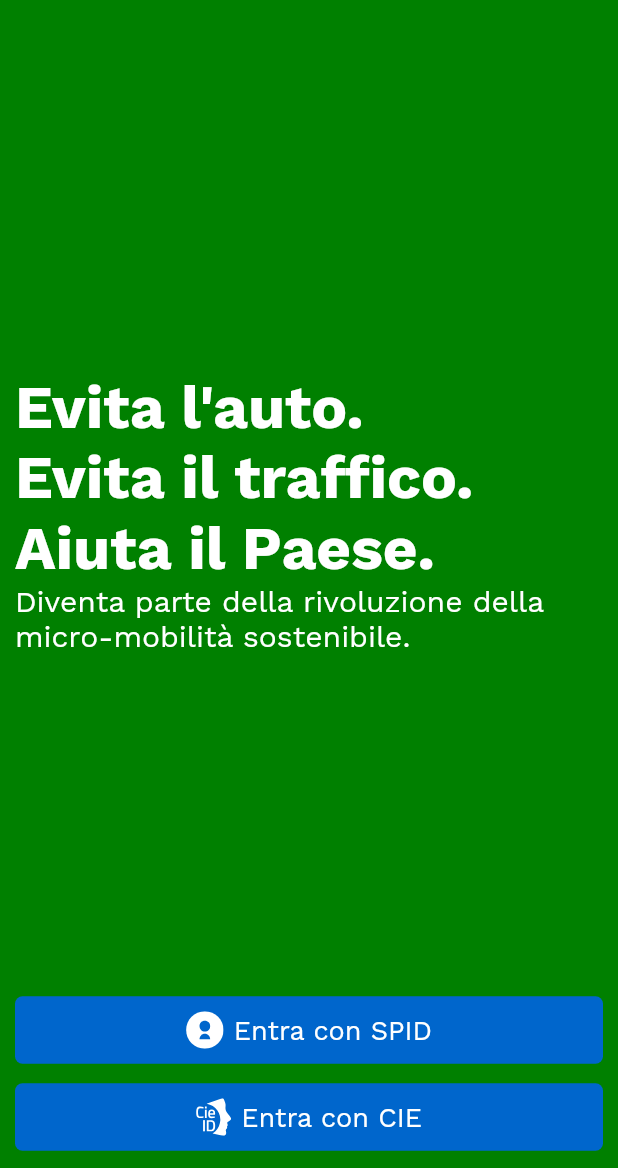
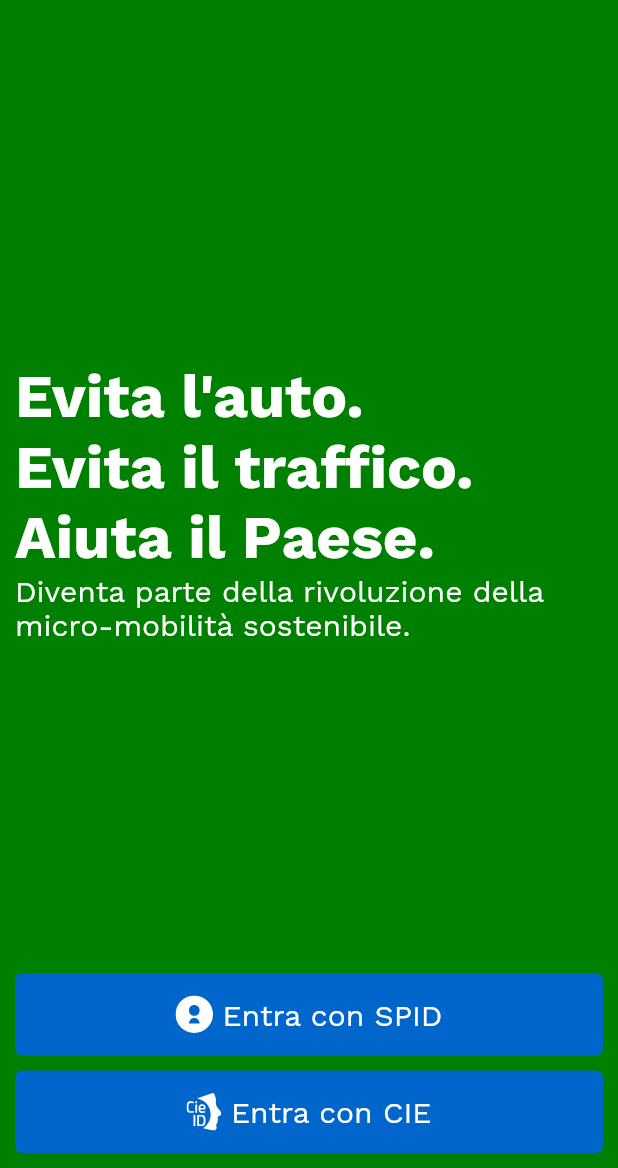
Before and after one commit to alex-sandri/scootr-app, a Flutter app: the screen it shows after launch, on a phone screen of 412 x 824 dp, the part 68-1236 px from its top. Run offline on Flutter 3.47's test engine with Material 2 defaults, Android fonts, the phone set to English and light mode, and no system bars; our stand-ins replace flutter_map, flutter_svg, hive, hive_flutter, latlong; missing offline and left inert: flutter_inappwebview; accounts and stored records are empty.

Commit message:
Update TextButtonTheme

```diff
--- a/lib/config/Theme.dart
+++ b/lib/config/Theme.dart
@@ -45,11 +45,11 @@ class ThemeConfig {
         style: ButtonStyle(
           foregroundColor: MaterialStateProperty.all(Config.PRIMARY_COLOR),
           backgroundColor: MaterialStateProperty.all(Config.SECONDARY_COLOR),
-          padding: MaterialStateProperty.all(EdgeInsets.all(10)),
+          padding: MaterialStateProperty.all(EdgeInsets.all(15)),
           textStyle: MaterialStateProperty.all(
             TextStyle(
               fontFamily: "WorkSans",
-              fontSize: 18,
+              fontSize: 20,
             ),
           ),
           shape: MaterialStateProperty.all(
```
